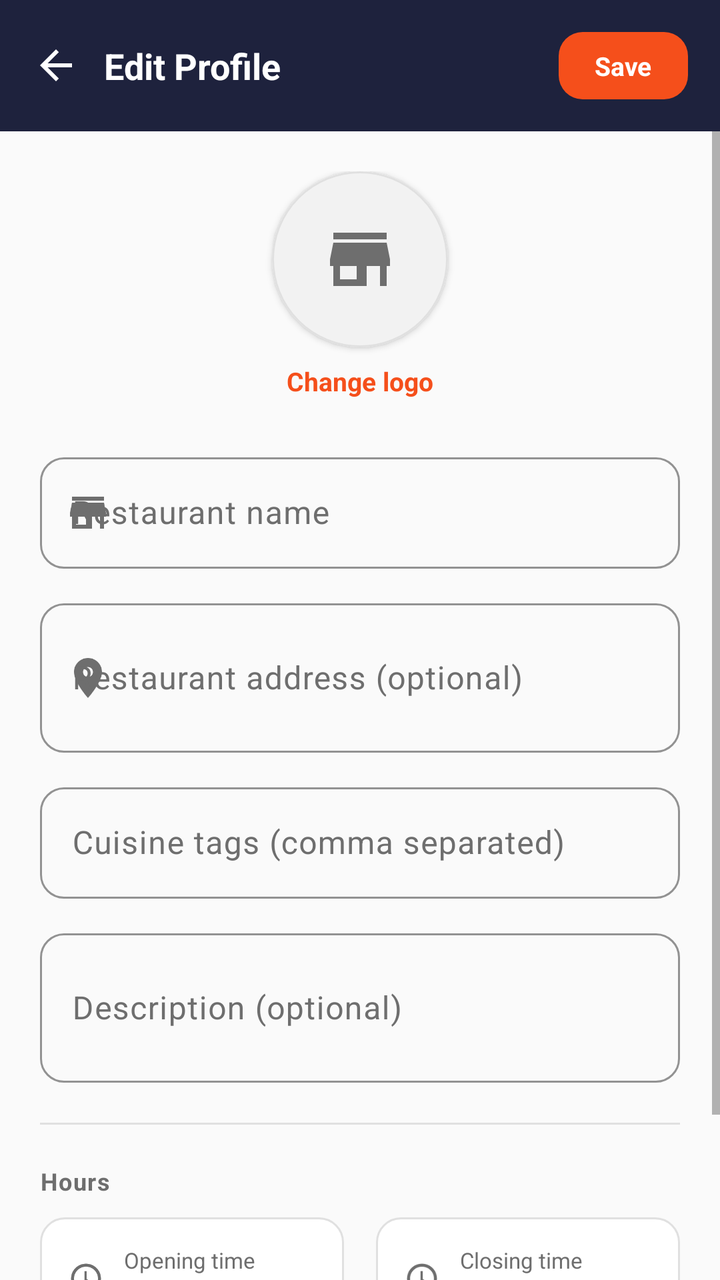
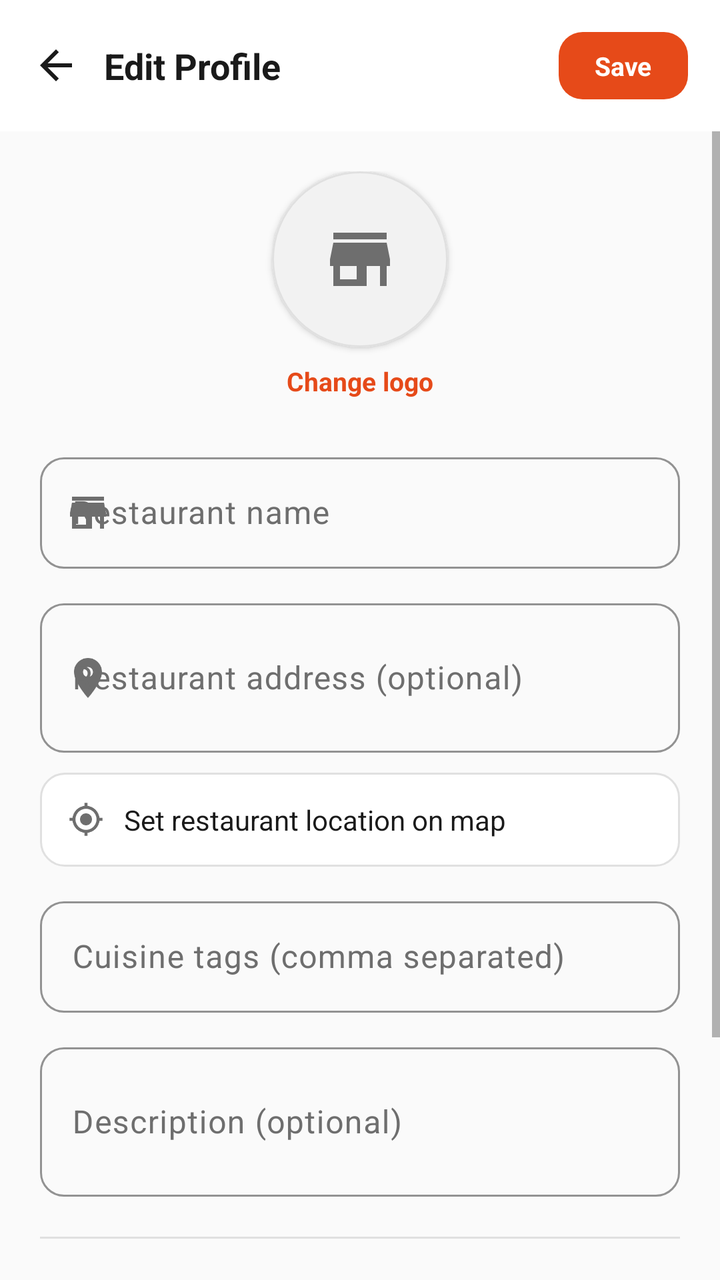

Screens rendered from an Android XML layout before and after an edit, with the pre-edit source and the edit as a unified diff.
<!-- AndroidManifest.xml: application theme Theme.AnydropRestaurant -->
<!-- res/layout/activity_edit_profile.xml -->
<?xml version="1.0" encoding="utf-8"?>
<LinearLayout xmlns:android="http://schemas.android.com/apk/res/android"
    xmlns:app="http://schemas.android.com/apk/res-auto"
    android:layout_width="match_parent"
    android:layout_height="match_parent"
    android:orientation="vertical"
    android:background="@color/background">

    <LinearLayout
        android:layout_width="match_parent"
        android:layout_height="wrap_content"
        android:orientation="horizontal"
        android:gravity="center_vertical"
        android:padding="16dp"
        android:background="@color/anydrop_ink">

        <ImageView
            android:id="@+id/btnBack"
            android:layout_width="24dp"
            android:layout_height="24dp"
            android:src="@drawable/ic_back"
            app:tint="@color/text_on_ink"
            android:contentDescription="@null"
            android:clickable="true"
            android:focusable="true"
            android:background="?attr/selectableItemBackgroundBorderless" />

        <TextView
            android:layout_width="0dp"
            android:layout_height="wrap_content"
            android:layout_weight="1"
            android:layout_marginStart="12dp"
            android:text="@string/edit_profile_title"
            android:textSize="18sp"
            android:textStyle="bold"
            android:textColor="@color/text_on_ink" />

        <TextView
            android:id="@+id/btnSaveProfile"
            android:layout_width="wrap_content"
            android:layout_height="wrap_content"
            android:background="@drawable/bg_button_primary"
            android:paddingHorizontal="18dp"
            android:paddingVertical="8dp"
            android:text="@string/btn_save"
            android:textColor="@color/white"
            android:textStyle="bold"
            android:textSize="13sp" />
    </LinearLayout>

    <ScrollView
        android:layout_width="match_parent"
        android:layout_height="0dp"
        android:layout_weight="1">

        <LinearLayout
            android:layout_width="match_parent"
            android:layout_height="wrap_content"
            android:orientation="vertical"
            android:padding="20dp">

            
            <LinearLayout
                android:id="@+id/logoPickerRow"
                android:layout_width="match_parent"
                android:layout_height="wrap_content"
                android:orientation="vertical"
                android:gravity="center"
                android:paddingBottom="8dp"
                android:clickable="true"
                android:focusable="true"
                android:background="?attr/selectableItemBackground">

                <com.google.android.material.card.MaterialCardView
                    android:layout_width="88dp"
                    android:layout_height="88dp"
                    app:cardCornerRadius="44dp"
                    app:cardElevation="2dp"
                    app:cardBackgroundColor="@color/stat_chip_bg"
                    app:strokeColor="@color/outline"
                    app:strokeWidth="1dp">

                    <ImageView
                        android:id="@+id/logoPreview"
                        android:layout_width="match_parent"
                        android:layout_height="match_parent"
                        android:scaleType="centerCrop"
                        android:src="@drawable/ic_store"
                        android:padding="24dp"
                        app:tint="@color/text_secondary"
                        android:contentDescription="@null" />
                </com.google.android.material.card.MaterialCardView>

                <TextView
                    android:layout_width="wrap_content"
                    android:layout_height="wrap_content"
                    android:layout_marginTop="8dp"
                    android:text="@string/btn_change_logo"
                    android:textColor="@color/anydrop_primary"
                    android:textStyle="bold"
                    android:textSize="13sp" />
            </LinearLayout>

            <com.google.android.material.textfield.TextInputLayout
                android:layout_width="match_parent"
                android:layout_height="wrap_content"
                android:layout_marginTop="16dp"
                style="@style/Widget.Material3.TextInputLayout.OutlinedBox"
                app:boxCornerRadiusTopStart="12dp" app:boxCornerRadiusTopEnd="12dp"
                app:boxCornerRadiusBottomStart="12dp" app:boxCornerRadiusBottomEnd="12dp"
                app:boxStrokeColor="@color/anydrop_primary"
                app:startIconDrawable="@drawable/ic_store"
                app:startIconTint="@color/text_secondary">

                <com.google.android.material.textfield.TextInputEditText
                    android:id="@+id/inputName"
                    android:layout_width="match_parent"
                    android:layout_height="wrap_content"
                    android:hint="@string/hint_restaurant_name"
                    android:inputType="textCapWords" />
            </com.google.android.material.textfield.TextInputLayout>

            <com.google.android.material.textfield.TextInputLayout
                android:layout_width="match_parent"
                android:layout_height="wrap_content"
                android:layout_marginTop="12dp"
                style="@style/Widget.Material3.TextInputLayout.OutlinedBox"
                app:boxCornerRadiusTopStart="12dp" app:boxCornerRadiusTopEnd="12dp"
                app:boxCornerRadiusBottomStart="12dp" app:boxCornerRadiusBottomEnd="12dp"
                app:boxStrokeColor="@color/anydrop_primary"
                app:startIconDrawable="@drawable/ic_location"
                app:startIconTint="@color/text_secondary">

                <com.google.android.material.textfield.TextInputEditText
                    android:id="@+id/inputAddress"
                    android:layout_width="match_parent"
                    android:layout_height="wrap_content"
                    android:hint="@string/hint_address"
                    android:inputType="textPostalAddress|textMultiLine"
                    android:minLines="2" />
            </com.google.android.material.textfield.TextInputLayout>

            <com.google.android.material.textfield.TextInputLayout
                android:layout_width="match_parent"
                android:layout_height="wrap_content"
                android:layout_marginTop="12dp"
                style="@style/Widget.Material3.TextInputLayout.OutlinedBox"
                app:boxCornerRadiusTopStart="12dp" app:boxCornerRadiusTopEnd="12dp"
                app:boxCornerRadiusBottomStart="12dp" app:boxCornerRadiusBottomEnd="12dp"
                app:boxStrokeColor="@color/anydrop_primary">

                <com.google.android.material.textfield.TextInputEditText
                    android:id="@+id/inputCuisineTags"
                    android:layout_width="match_parent"
                    android:layout_height="wrap_content"
                    android:hint="@string/hint_cuisine_tags"
                    android:inputType="text" />
            </com.google.android.material.textfield.TextInputLayout>

            <com.google.android.material.textfield.TextInputLayout
                android:layout_width="match_parent"
                android:layout_height="wrap_content"
                android:layout_marginTop="12dp"
                style="@style/Widget.Material3.TextInputLayout.OutlinedBox"
                app:boxCornerRadiusTopStart="12dp" app:boxCornerRadiusTopEnd="12dp"
                app:boxCornerRadiusBottomStart="12dp" app:boxCornerRadiusBottomEnd="12dp"
                app:boxStrokeColor="@color/anydrop_primary">

                <com.google.android.material.textfield.TextInputEditText
                    android:id="@+id/inputDescription"
                    android:layout_width="match_parent"
                    android:layout_height="wrap_content"
                    android:hint="@string/hint_profile_description"
                    android:inputType="textMultiLine|textCapSentences"
                    android:minLines="2" />
            </com.google.android.material.textfield.TextInputLayout>

            <View
                android:layout_width="match_parent"
                android:layout_height="1dp"
                android:layout_marginVertical="20dp"
                android:background="@color/outline" />

            <TextView
                android:layout_width="wrap_content"
                android:layout_height="wrap_content"
                android:text="@string/label_hours"
                android:textColor="@color/text_secondary"
                android:textSize="12sp"
                android:textStyle="bold"
                android:letterSpacing="0.05"
                android:layout_marginBottom="10dp" />

            
            <LinearLayout
                android:layout_width="match_parent"
                android:layout_height="wrap_content"
                android:orientation="horizontal">

                <LinearLayout
                    android:id="@+id/rowOpeningTime"
                    android:layout_width="0dp"
                    android:layout_height="wrap_content"
                    android:layout_weight="1"
                    android:layout_marginEnd="8dp"
                    android:orientation="horizontal"
                    android:gravity="center_vertical"
                    android:background="@drawable/bg_input_outline"
                    android:paddingHorizontal="14dp"
                    android:paddingVertical="14dp"
                    android:clickable="true"
                    android:focusable="true">

                    <ImageView
                        android:layout_width="18dp"
                        android:layout_height="18dp"
                        android:src="@drawable/ic_clock"
                        app:tint="@color/text_secondary"
                        android:contentDescription="@null" />

                    <LinearLayout
                        android:layout_width="0dp"
                        android:layout_height="wrap_content"
                        android:layout_weight="1"
                        android:layout_marginStart="10dp"
                        android:orientation="vertical">

                        <TextView
                            android:layout_width="wrap_content"
                            android:layout_height="wrap_content"
                            android:text="@string/label_opening_time"
                            android:textColor="@color/text_secondary"
                            android:textSize="11sp" />

                        <TextView
                            android:id="@+id/openingTimeText"
                            android:layout_width="wrap_content"
                            android:layout_height="wrap_content"
                            android:textColor="@color/text_primary"
                            android:textStyle="bold"
                            android:textSize="14sp" />
                    </LinearLayout>
                </LinearLayout>

                <LinearLayout
                    android:id="@+id/rowClosingTime"
                    android:layout_width="0dp"
                    android:layout_height="wrap_content"
                    android:layout_weight="1"
                    android:layout_marginStart="8dp"
                    android:orientation="horizontal"
                    android:gravity="center_vertical"
                    android:background="@drawable/bg_input_outline"
                    android:paddingHorizontal="14dp"
                    android:paddingVertical="14dp"
                    android:clickable="true"
                    android:focusable="true">

                    <ImageView
                        android:layout_width="18dp"
                        android:layout_height="18dp"
                        android:src="@drawable/ic_clock"
                        app:tint="@color/text_secondary"
                        android:contentDescription="@null" />

                    <LinearLayout
                        android:layout_width="0dp"
                        android:layout_height="wrap_content"
                        android:layout_weight="1"
                        android:layout_marginStart="10dp"
                        android:orientation="vertical">

                        <TextView
                            android:layout_width="wrap_content"
                            android:layout_height="wrap_content"
                            android:text="@string/label_closing_time"
                            android:textColor="@color/text_secondary"
                            android:textSize="11sp" />

                        <TextView
                            android:id="@+id/closingTimeText"
                            android:layout_width="wrap_content"
                            android:layout_height="wrap_content"
                            android:textColor="@color/text_primary"
                            android:textStyle="bold"
                            android:textSize="14sp" />
                    </LinearLayout>
                </LinearLayout>
            </LinearLayout>

            <TextView
                android:layout_width="wrap_content"
                android:layout_height="wrap_content"
                android:layout_marginTop="20dp"
                android:text="@string/label_working_days"
                android:textColor="@color/text_secondary"
                android:textSize="12sp"
                android:textStyle="bold"
                android:letterSpacing="0.05"
                android:layout_marginBottom="10dp" />

            <com.google.android.material.chip.ChipGroup
                android:id="@+id/workingDaysChipGroup"
                android:layout_width="match_parent"
                android:layout_height="wrap_content"
                app:singleSelection="false" />

        </LinearLayout>
    </ScrollView>

</LinearLayout>
<!-- resources referenced by this layout -->
<resources>
  <color name="anydrop_ink">#1E223D</color>
  <color name="anydrop_primary">#F54F1B</color>
  <color name="background">#FAFAFA</color>
  <color name="outline">#E0E0E0</color>
  <color name="stat_chip_bg">#F2F2F2</color>
  <color name="text_on_ink">#FFFFFF</color>
  <color name="text_primary">#1A1A1A</color>
  <color name="text_secondary">#6E6E6E</color>
  <color name="white">#FFFFFF</color>
  <!-- drawable bg_button_primary (drawable) -->
  <shape xmlns:android="http://schemas.android.com/apk/res/android">
      <solid android:color="?attr/colorPrimary" />
      <corners android:radius="12dp" />
  </shape>
  <!-- drawable bg_input_outline (drawable) -->
  <?xml version="1.0" encoding="utf-8"?>
  <shape xmlns:android="http://schemas.android.com/apk/res/android">
      <solid android:color="@color/surface" />
      <corners android:radius="12dp" />
      <stroke android:width="1dp" android:color="@color/outline" />
  </shape>
  <!-- drawable ic_back (drawable) -->
  <vector xmlns:android="http://schemas.android.com/apk/res/android"
      android:width="24dp"
      android:height="24dp"
      android:viewportWidth="24"
      android:viewportHeight="24"
      android:tint="?attr/colorControlNormal">
      <path
          android:fillColor="#FF000000"
          android:pathData="M20,11L7.83,11l5.59,-5.59L12,4l-8,8 8,8 1.41,-1.41L7.83,13L20,13z"/>
  </vector>
  <string name="btn_change_logo">Change logo</string>
  <string name="btn_save">Save</string>
  <string name="edit_profile_title">Edit Profile</string>
  <string name="hint_address">Restaurant address (optional)</string>
  <string name="hint_cuisine_tags">Cuisine tags (comma separated)</string>
  <string name="hint_profile_description">Description (optional)</string>
  <string name="hint_restaurant_name">Restaurant name</string>
  <string name="label_closing_time">Closing time</string>
  <string name="label_hours">Hours</string>
  <string name="label_opening_time">Opening time</string>
  <string name="label_working_days">Working days</string>
  <style name="Theme.AnydropRestaurant" parent="Theme.Material3.DayNight.NoActionBar">
          <item name="colorPrimary">@color/anydrop_primary</item>
          <item name="colorPrimaryVariant">@color/anydrop_primary_dark</item>
          <item name="colorOnPrimary">@color/white</item>
          <item name="colorSecondary">@color/anydrop_secondary</item>
          <item name="colorOnSurface">@color/text_primary</item>
          <item name="colorOnSurfaceVariant">@color/text_secondary</item>
          <item name="colorOutline">@color/outline</item>
          <item name="android:windowBackground">@color/background</item>
          
          <item name="android:statusBarColor">@color/anydrop_ink</item>
          <item name="android:windowLightStatusBar">false</item>
          <item name="android:textColorPrimary">@color/text_primary</item>
          <item name="android:textColorSecondary">@color/text_secondary</item>
      </style>
  <color name="surface">#FFFFFF</color>
  <color name="anydrop_primary_dark">#C93E12</color>
  <color name="anydrop_secondary">#2E7D32</color>
  <!-- unchanged entries left out for length: 3 -->
</resources>

<!-- the commit's change to res/layout/activity_edit_profile.xml (unified diff, before → after) -->
@@ -12,14 +12,14 @@
         android:orientation="horizontal"
         android:gravity="center_vertical"
         android:padding="16dp"
-        android:background="@color/anydrop_ink">
+        android:background="@color/surface">
 
         <ImageView
             android:id="@+id/btnBack"
             android:layout_width="24dp"
             android:layout_height="24dp"
             android:src="@drawable/ic_back"
-            app:tint="@color/text_on_ink"
+            app:tint="@color/text_primary"
             android:contentDescription="@null"
             android:clickable="true"
             android:focusable="true"
@@ -33,7 +33,7 @@
             android:text="@string/edit_profile_title"
             android:textSize="18sp"
             android:textStyle="bold"
-            android:textColor="@color/text_on_ink" />
+            android:textColor="@color/text_primary" />
 
         <TextView
             android:id="@+id/btnSaveProfile"
@@ -140,6 +140,39 @@
                     android:minLines="2" />
             </com.google.android.material.textfield.TextInputLayout>
 
+            
+            <LinearLayout
+                android:id="@+id/rowSetLocation"
+                android:layout_width="match_parent"
+                android:layout_height="wrap_content"
+                android:layout_marginTop="10dp"
+                android:orientation="horizontal"
+                android:gravity="center_vertical"
+                android:background="@drawable/bg_input_outline"
+                android:paddingHorizontal="14dp"
+                android:paddingVertical="14dp"
+                android:clickable="true"
+                android:focusable="true">
+
+                <ImageView
+                    android:layout_width="18dp"
+                    android:layout_height="18dp"
+                    android:src="@drawable/ic_target"
+                    app:tint="@color/text_secondary"
+                    android:contentDescription="@null" />
+
+                <TextView
+                    android:id="@+id/locationRowText"
+                    android:layout_width="0dp"
+                    android:layout_height="wrap_content"
+                    android:layout_weight="1"
+                    android:layout_marginStart="10dp"
+                    android:text="@string/row_set_location"
+                    android:textColor="@color/text_primary"
+                    android:textSize="14sp" />
+
+            </LinearLayout>
+
             <com.google.android.material.textfield.TextInputLayout
                 android:layout_width="match_parent"
                 android:layout_height="wrap_content"
<!-- resource entries referenced after the edit -->
@@ -1,11 +1,9 @@
 <!-- resources referenced by this layout -->
 <resources>
-  <color name="anydrop_ink">#1E223D</color>
-  <color name="anydrop_primary">#F54F1B</color>
+  <color name="anydrop_primary">#E64A19</color>
   <color name="background">#FAFAFA</color>
   <color name="outline">#E0E0E0</color>
   <color name="stat_chip_bg">#F2F2F2</color>
-  <color name="text_on_ink">#FFFFFF</color>
   <color name="text_primary">#1A1A1A</color>
   <color name="text_secondary">#6E6E6E</color>
   <color name="white">#FFFFFF</color>
@@ -32,6 +30,17 @@
           android:fillColor="#FF000000"
           android:pathData="M20,11L7.83,11l5.59,-5.59L12,4l-8,8 8,8 1.41,-1.41L7.83,13L20,13z"/>
   </vector>
+  <!-- drawable ic_target (drawable) -->
+  <vector xmlns:android="http://schemas.android.com/apk/res/android"
+      android:width="24dp"
+      android:height="24dp"
+      android:viewportWidth="24"
+      android:viewportHeight="24"
+      android:tint="?attr/colorControlNormal">
+      <path
+          android:fillColor="#FF000000"
+          android:pathData="M12,8c-2.21,0 -4,1.79 -4,4s1.79,4 4,4 4,-1.79 4,-4 -1.79,-4 -4,-4zM20.94,11c-0.46,-4.17 -3.77,-7.48 -7.94,-7.94L13,1h-2v2.06C6.83,3.52 3.52,6.83 3.06,11L1,11v2h2.06c0.46,4.17 3.77,7.48 7.94,7.94L11,23h2v-2.06c4.17,-0.46 7.48,-3.77 7.94,-7.94L23,13v-2h-2.06zM12,19c-3.87,0 -7,-3.13 -7,-7s3.13,-7 7,-7 7,3.13 7,7 -3.13,7 -7,7z"/>
+  </vector>
   <string name="btn_change_logo">Change logo</string>
   <string name="btn_save">Save</string>
   <string name="edit_profile_title">Edit Profile</string>
@@ -43,6 +52,7 @@
   <string name="label_hours">Hours</string>
   <string name="label_opening_time">Opening time</string>
   <string name="label_working_days">Working days</string>
+  <string name="row_set_location">Set restaurant location on map</string>
   <style name="Theme.AnydropRestaurant" parent="Theme.Material3.DayNight.NoActionBar">
           <item name="colorPrimary">@color/anydrop_primary</item>
           <item name="colorPrimaryVariant">@color/anydrop_primary_dark</item>
@@ -53,13 +63,13 @@
           <item name="colorOutline">@color/outline</item>
           <item name="android:windowBackground">@color/background</item>
           
-          <item name="android:statusBarColor">@color/anydrop_ink</item>
+          <item name="android:statusBarColor">@color/anydrop_primary</item>
           <item name="android:windowLightStatusBar">false</item>
           <item name="android:textColorPrimary">@color/text_primary</item>
           <item name="android:textColorSecondary">@color/text_secondary</item>
       </style>
   <color name="surface">#FFFFFF</color>
-  <color name="anydrop_primary_dark">#C93E12</color>
+  <color name="anydrop_primary_dark">#B23C14</color>
   <color name="anydrop_secondary">#2E7D32</color>
   <!-- unchanged entries left out for length: 3 -->
 </resources>
